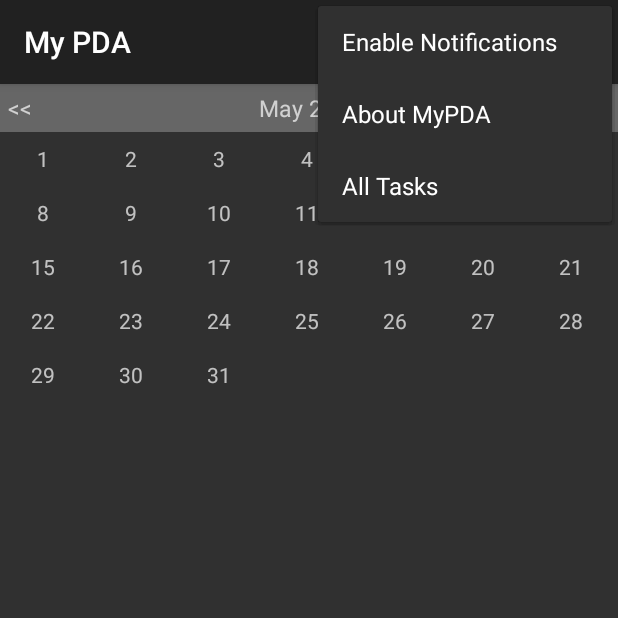
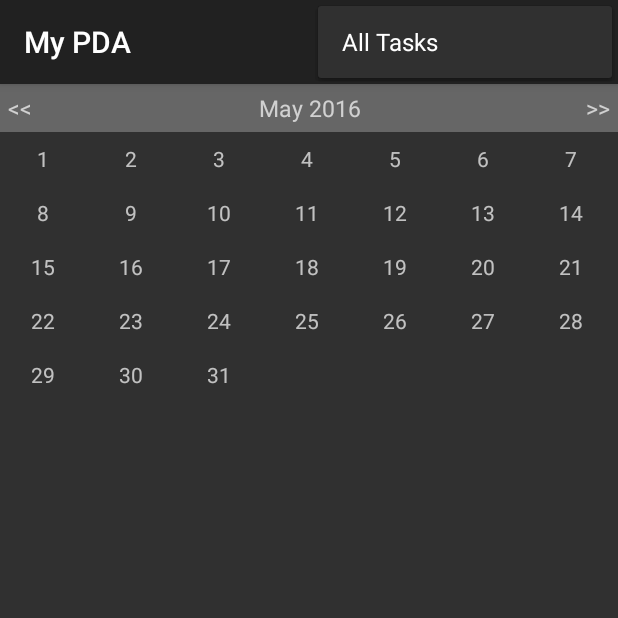
Before and after one commit to T-Graves/MyPDA, an Android app: the fragment ScheduleCalendarFragment placed in its activity, with the options menu open, on a phone screen of 412 x 824 dp, the top half of it. Run offline under Robolectric (Android 15) with nearby library versions, the phone set to English and light mode, and no system bars.

Commit message:
- Filling in some of the empty javadoc fields.

```diff
--- a/app/src/main/java/com/gravestristan/mypda/MainMenuFragment.java
+++ b/app/src/main/java/com/gravestristan/mypda/MainMenuFragment.java
@@ -3,8 +3,8 @@ package com.gravestristan.mypda;
 import android.os.Bundle;
 import android.support.v4.app.Fragment;
 import android.support.v4.app.FragmentTransaction;
-import android.util.Log;
 import android.view.LayoutInflater;
+import android.view.Menu;
 import android.view.View;
 import android.view.ViewGroup;
 import android.widget.Button;
@@ -31,7 +31,7 @@ public class MainMenuFragment extends Fragment implements AppStatics{
 
     private CalculatorsMenuFragment calculatorsMenu;
     private NotesMenuFragment notesMenu;
-    private ScheduleCalendar scheduleCalendar;
+    private ScheduleCalendarFragment scheduleCalendarFragment;
 
     /**
      * The onCreate method for the main menu fragment. Nothing is done here.
@@ -40,6 +40,7 @@ public class MainMenuFragment extends Fragment implements AppStatics{
     @Override
     public void onCreate(Bundle savedInstanceState) {
         super.onCreate(savedInstanceState);
+        setHasOptionsMenu(true);
     }
 
     /**
@@ -69,22 +70,22 @@ public class MainMenuFragment extends Fragment implements AppStatics{
         mScheduleButton = (Button) view.findViewById(R.id.schedule_button);
         mScheduleButton.setOnClickListener(new View.OnClickListener() {
             /**
-             *
-             * @param v
+             * The onClick for the Schedule button.
+             * @param v The view being passed in.
              */
             @Override
             public void onClick(View v) {
-                scheduleCalendar = new ScheduleCalendar();
+                scheduleCalendarFragment = new ScheduleCalendarFragment();
 
-                swapFragmentHandler(scheduleCalendar);
+                swapFragmentHandler(scheduleCalendarFragment);
             }
         });
 
         mNotesButton = (Button) view.findViewById(R.id.notes_button);
         mNotesButton.setOnClickListener(new View.OnClickListener(){
             /**
-             *
-             * @param v
+             * The onClick for the Notes button.
+             * @param v The view being passed in.
              */
             @Override
             public void onClick(View v){
@@ -97,8 +98,8 @@ public class MainMenuFragment extends Fragment implements AppStatics{
         mCalculatorsButton = (Button) view.findViewById(R.id.calculators_button);
         mCalculatorsButton.setOnClickListener(new View.OnClickListener() {
             /**
-             *
-             * @param v
+             * The onClick for the calculators button.
+             * @param v The view being passed in.
              */
             @Override
             public void onClick(View v) {
@@ -185,4 +186,15 @@ public class MainMenuFragment extends Fragment implements AppStatics{
         transaction.addToBackStack(null);
         transaction.commit();
     }
+
+    /**
+     * onPrepareOptionsMenu for the main menu fragment.
+     * It sets the about app item and toggle notifications item visible.
+     * @param menu
+     */
+    @Override
+    public void onPrepareOptionsMenu(Menu menu) {
+        menu.findItem(R.id.action_about).setVisible(true);
+        menu.findItem(R.id.action_toggle_notifications).setVisible(true);
+    }
 }
--- a/app/src/main/java/com/gravestristan/mypda/NotesCreationFragment.java
+++ b/app/src/main/java/com/gravestristan/mypda/NotesCreationFragment.java
@@ -80,6 +80,10 @@ public class NotesCreationFragment extends Fragment implements AppStatics {
         }
     }
 
+    /**
+     * This method moves the save note code out of the onOptionsItemSelected method to make everything
+     * a little more clean.
+     */
     private void saveNote(){
         NoteObjects noteObject = new NoteObjects();
         PDADBHandler dbHandler = new PDADBHandler(getContext(), null, null, DATABASE_VERSION);
--- a/app/src/main/java/com/gravestristan/mypda/PDADBHandler.java
+++ b/app/src/main/java/com/gravestristan/mypda/PDADBHandler.java
@@ -170,10 +170,10 @@ public class PDADBHandler extends SQLiteOpenHelper implements AppStatics{
      * This method finds all tasks ordered by date. It then grabs the top three items and stores
      * them as ScheduleItems objects and puts those into an ArrayList. the array list is then
      * returned.
-     * @return
+     * @return An ArrayList containing the closest three task items to return.
      */
     public ArrayList getThreeClosestTaskItems(){
-        ArrayList<ScheduleItems> returnArray = new ArrayList<ScheduleItems>();
+        ArrayList<ScheduleItems> returnArray = new ArrayList<>();
         String query = "SELECT * FROM " + TABLE_TASKS + " ORDER BY date(" + TASKS_COLUMN_TASKDATE + ") ASC";
         SQLiteDatabase db = this.getWritableDatabase();
         Cursor cursor = db.rawQuery(query, null);
@@ -198,8 +198,6 @@ public class PDADBHandler extends SQLiteOpenHelper implements AppStatics{
                             scheduleItem.setTaskNote(cursor.getString(4));
                             returnArray.add(scheduleItem);
                             numberOfItemsGrabbed++;
-                        }else{
-                            //TODO have the database delete the old entry here maybe only after a specific amount of time after due date
                         }
                     }
 
@@ -216,8 +214,9 @@ public class PDADBHandler extends SQLiteOpenHelper implements AppStatics{
     }
 
     /**
-     *
-     * @return
+     * This method is used to check for any upcoming tasks. If it finds even a single task for the
+     * searched date it will return true, otherwise it will return false.
+     * @return true if an item is found, false if no items are found.
      */
     public boolean checkForUpcomingTasks(){
         String query = "SELECT * FROM " + TABLE_TASKS;
@@ -250,8 +249,9 @@ public class PDADBHandler extends SQLiteOpenHelper implements AppStatics{
     }
 
     /**
-     *
-     * @param searchByDate
+     * This method is used to get tasks by date. It will find all tasks that have a date = to the
+     * date being passed in.
+     * @param searchByDate The date to search by.
      */
     public void getTasksByDate(String searchByDate){
         String query = "SELECT * FROM " + TABLE_TASKS  + " WHERE " + TASKS_COLUMN_TASKDATE + " = '" + searchByDate + "';";
@@ -280,8 +280,8 @@ public class PDADBHandler extends SQLiteOpenHelper implements AppStatics{
     //Notes function database control starts here
 
     /**
-     *
-     * @param noteObject
+     * This method deletes a note from the database based on an object being passed in.
+     * @param noteObject The note being deleted.
      */
     public void deleteNoteFromNoteTable(NoteObjects noteObject){
         SQLiteDatabase db = this.getWritableDatabase();
@@ -289,9 +289,9 @@ public class PDADBHandler extends SQLiteOpenHelper implements AppStatics{
     }
 
     /**
-     *
-     * @param currentUUID
-     * @return
+     * This method gets a note based on a UUID being passed in.
+     * @param currentUUID The current UUID of the note that should be returned.
+     * @return The note that was found based on the UUID
      */
     public NoteObjects getNote(UUID currentUUID){
         NoteObjects noteObject = new NoteObjects();
@@ -314,8 +314,8 @@ public class PDADBHandler extends SQLiteOpenHelper implements AppStatics{
     }
 
     /**
-     *
-     * @param noteObject
+     * This method adds a new note into the database based on an object being passed in.
+     * @param noteObject The note that is being added to the database.
      */
     public void addNote(NoteObjects noteObject){
         ContentValues values = new ContentValues();
@@ -330,8 +330,9 @@ public class PDADBHandler extends SQLiteOpenHelper implements AppStatics{
     }
 
     /**
-     *
-     * @param noteObject
+     * This method is used to update a note already in the database. The update is based on a note
+     * being passed in.
+     * @param noteObject The note that is being updated.
      */
     public void updateNote(NoteObjects noteObject){
         SQLiteDatabase db = this.getWritableDatabase();
@@ -347,10 +348,10 @@ public class PDADBHandler extends SQLiteOpenHelper implements AppStatics{
     }
 
     /**
-     *
+     * This method is used to get all note items. It returns an ArrayList of all notes in the database
      */
     public ArrayList<NoteObjects> getAllNoteItems(){
-        ArrayList<NoteObjects> mNoteObjects = new ArrayList<NoteObjects>();
+        ArrayList<NoteObjects> mNoteObjects = new ArrayList<>();
         String query = "SELECT * FROM " + TABLE_NOTES;
         SQLiteDatabase db = this.getWritableDatabase();
         Cursor cursor = db.rawQuery(query, null);
--- a/app/src/main/java/com/gravestristan/mypda/ScheduleCalendar.java
+++ b/app/src/main/java/com/gravestristan/mypda/ScheduleCalendarFragment.java
@@ -19,10 +19,12 @@ import java.util.Calendar;
 import java.util.Locale;
 
 /**
- *
+ * The ScheduleCalendarFragment. It creates a calendar that the user can use to access all created
+ * Schedule items. The user can access the create Schedule items menu from here as well as see all
+ * Schedule items at the same time.
  * Created by student on 4/27/2016.
  */
-public class ScheduleCalendar extends Fragment implements AppStatics {
+public class ScheduleCalendarFragment extends Fragment implements AppStatics {
 
     private ArrayList<ScheduleItems> mScheduleItems;
 
@@ -35,8 +37,8 @@ public class ScheduleCalendar extends Fragment implements AppStatics {
     private TextView mForwardOneMonth;
 
     /**
-     *
-     * @param savedInstanceState
+     * The onCreate method for the ScheduleCalendarFragment fragment.
+     * @param savedInstanceState The savedInstanceState being passed in.
      */
     @Override
     public void onCreate(Bundle savedInstanceState) {
@@ -46,10 +48,10 @@ public class ScheduleCalendar extends Fragment implements AppStatics {
     }
 
     /**
-     *
-     * @param inflater
-     * @param container
-     * @param savedInstanceState
+     * The onCreateView method of the ScheduleCalendarFragment fragment. It sets up all the view contents.
+     * @param inflater The LayoutInflater being passed in.
+     * @param container The ViewGroup being passed in.
+     * @param savedInstanceState The savedInstanceState being passed in.
      * @return
      */
     @Override
@@ -69,8 +71,9 @@ public class ScheduleCalendar extends Fragment implements AppStatics {
         mBackOneMonth = (TextView) view.findViewById(R.id.back_one_month);
         mBackOneMonth.setOnClickListener(new View.OnClickListener() {
             /**
-             *
-             * @param v
+             * Sets the month backwards by one each time it is clicked. If the current month being shown
+             * is January, it sets the year backwards by one and shows December.
+             * @param v The view being passed in.
              */
             @Override
             public void onClick(View v) {
@@ -87,8 +90,9 @@ public class ScheduleCalendar extends Fragment implements AppStatics {
         mForwardOneMonth = (TextView) view.findViewById(R.id.forward_one_month);
         mForwardOneMonth.setOnClickListener(new View.OnClickListener() {
             /**
-             *
-             * @param v
+             * Sets the month forward by one each time it is clicked. If the current month being shown
+             * is December, it sets the year forward by 1 and shows January.
+             * @param v The view being passed in.
              */
             @Override
             public void onClick(View v) {
@@ -104,11 +108,15 @@ public class ScheduleCalendar extends Fragment implements AppStatics {
 
         mDateItems.setOnItemClickListener(new AdapterView.OnItemClickListener() {
             /**
-             *
-             * @param parent
-             * @param view
-             * @param position
-             * @param id
+             * The onItemClick method for each date item.
+             * It creates a full date string (yyyy-MM-dd) and sends it to the dbHandler.
+             * It then sends the user to a fragment containing a recycler view that shows
+             * all schedule items for that date. If the date clicked has no items the user is informed
+             * using a SnackBar message.
+             * @param parent The AdapterView<> parent being passed in.
+             * @param view The View being passed in.
+             * @param position The clicked item's position.
+             * @param id The clicked item's id.
              */
             @Override
             public void onItemClick(AdapterView<?> parent, View view, int position, long id) {
@@ -144,7 +152,9 @@ public class ScheduleCalendar extends Fragment implements AppStatics {
     }
 
     /**
-     *
+     * refreshCalendar method.
+     * This method is called whenever the calendar adapter needs to be refreshed.
+     * Called on the backOneMonth and forwardOneMonth buttons.
      */
     public void refreshCalendar()
     {
@@ -156,8 +166,9 @@ public class ScheduleCalendar extends Fragment implements AppStatics {
     }
 
     /**
-     *
-     * @param menu
+     * The onPrepareOptionsMenu for the ScheduleCalendarFragment fragment.
+     * It sets action_new_task and action_all_tasks to visible.
+     * @param menu The menu being passed in.
      */
     @Override
     public void onPrepareOptionsMenu(Menu menu) {
@@ -166,8 +177,9 @@ public class ScheduleCalendar extends Fragment implements AppStatics {
     }
 
     /**
-     *
-     * @param item
+     * The onOptionsItemSelected method for ScheduleCalendarFragment. It defines what happens when
+     * a menu item is clicked.
+     * @param item The menu item being passed in.
      * @return
      */
     @Override
@@ -195,8 +207,9 @@ public class ScheduleCalendar extends Fragment implements AppStatics {
     }
 
     /**
-     *
-     * @param newFragment
+     * This method is used to reduce redundant code. It takes in a new fragment and swaps it out
+     * with the current fragment. it puts the current fragment on the backstack to be returned later.
+     * @param newFragment The fragment to change to.
      */
     private void swapFragmentHandler(Fragment newFragment){
         FragmentTransaction transaction = getFragmentManager().beginTransaction();
--- a/app/src/main/res/menu/menu_main.xml
+++ b/app/src/main/res/menu/menu_main.xml
@@ -26,12 +26,14 @@
     <item
         android:id="@+id/action_toggle_notifications"
         android:title="@string/action_enable_notify"
-        nav:showAsAction="never" />
+        nav:showAsAction="never"
+        android:visible="false"/>
 
     <item
         android:id="@+id/action_about"
         android:title="@string/action_about"
-        nav:showAsAction="never" />
+        nav:showAsAction="never"
+        android:visible="false"/>
 
     <item
         android:id="@+id/action_all_tasks"
```
